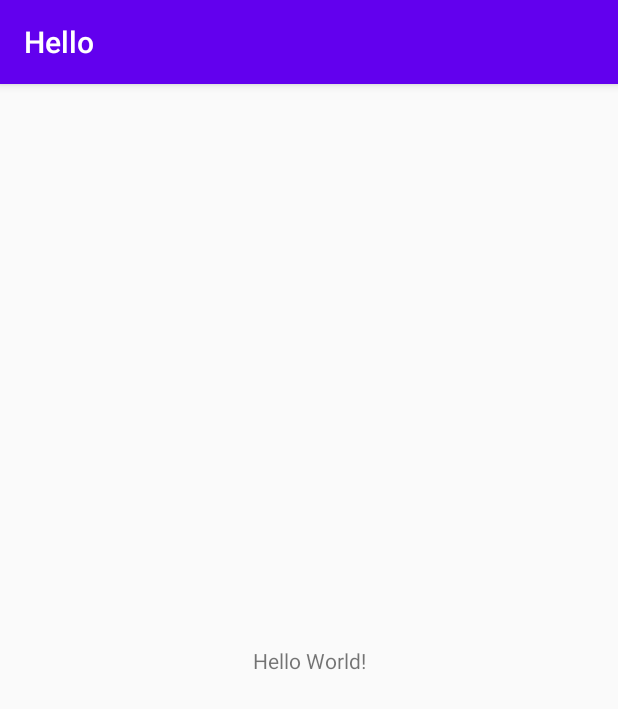
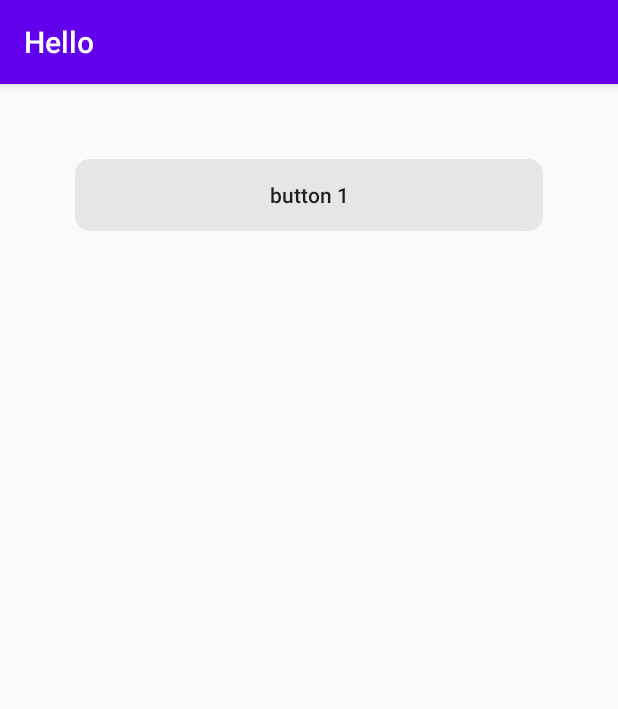
Before and after one commit to Aurora-XD/Hello, an Android app: the screen it shows after launch (MainActivity), on a phone screen of 412 x 824 dp. Shown: the top 709 px of the screen. Run offline under Robolectric (Android 15) with nearby library versions, the phone set to English and light mode, and no system bars.

Commit message:
add single button using LinearLayout

```diff
--- /dev/null
+++ b/app/src/main/res/drawable/button_background.xml
@@ -0,0 +1,7 @@
+<?xml version="1.0" encoding="utf-8"?>
+<shape xmlns:android="http://schemas.android.com/apk/res/android">
+    <solid
+        android:color="#E6E6E6"/>
+    <corners
+        android:radius="10dp"/>
+</shape>
--- a/app/src/main/res/layout/activity_main.xml
+++ b/app/src/main/res/layout/activity_main.xml
@@ -1,18 +1,16 @@
 <?xml version="1.0" encoding="utf-8"?>
-<androidx.constraintlayout.widget.ConstraintLayout xmlns:android="http://schemas.android.com/apk/res/android"
+<LinearLayout xmlns:android="http://schemas.android.com/apk/res/android"
     xmlns:app="http://schemas.android.com/apk/res-auto"
-    xmlns:tools="http://schemas.android.com/tools"
     android:layout_width="match_parent"
     android:layout_height="match_parent"
-    tools:context=".MainActivity">
+    android:orientation="vertical"
+    android:layout_margin="50dp">
 
-    <TextView
-        android:layout_width="wrap_content"
+    <Button
+        android:layout_width="match_parent"
         android:layout_height="wrap_content"
-        android:text="Hello World!"
-        app:layout_constraintBottom_toBottomOf="parent"
-        app:layout_constraintLeft_toLeftOf="parent"
-        app:layout_constraintRight_toRightOf="parent"
-        app:layout_constraintTop_toTopOf="parent" />
+        android:text="@string/button_text"
+        android:textAllCaps="false"
+        android:background="@drawable/button_background"/>
 
-</androidx.constraintlayout.widget.ConstraintLayout>
+</LinearLayout>
--- a/app/src/main/res/values/strings.xml
+++ b/app/src/main/res/values/strings.xml
@@ -1,3 +1,4 @@
 <resources>
     <string name="app_name">Hello</string>
+    <string name="button_text">button 1</string>
 </resources>
```
